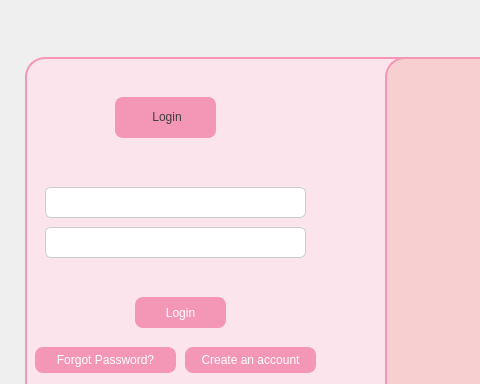
The window that loginpage.ui (sangya23/Periodcare) describes before a commit, drawn with Qt 5; both pictures show x 0 to 480 and y 0 to 384 of the 800 by 600 pixel window.
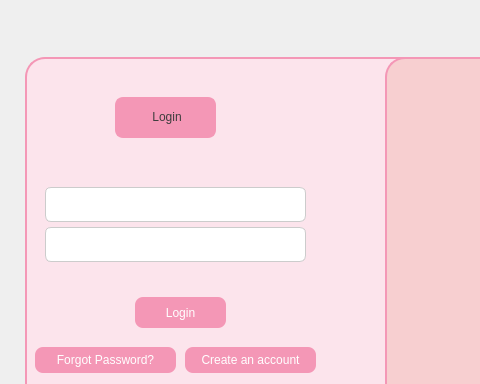
The same window after the commit. Icons and pictures are not drawn.

```diff
--- a/loginpage.ui
+++ b/loginpage.ui
@@ -121,7 +121,7 @@
          <x>20</x>
          <y>130</y>
          <width>261</width>
-         <height>31</height>
+         <height>35</height>
         </rect>
        </property>
        <property name="styleSheet">
@@ -144,7 +144,7 @@
          <x>20</x>
          <y>170</y>
          <width>261</width>
-         <height>31</height>
+         <height>35</height>
         </rect>
        </property>
        <property name="styleSheet">
```
